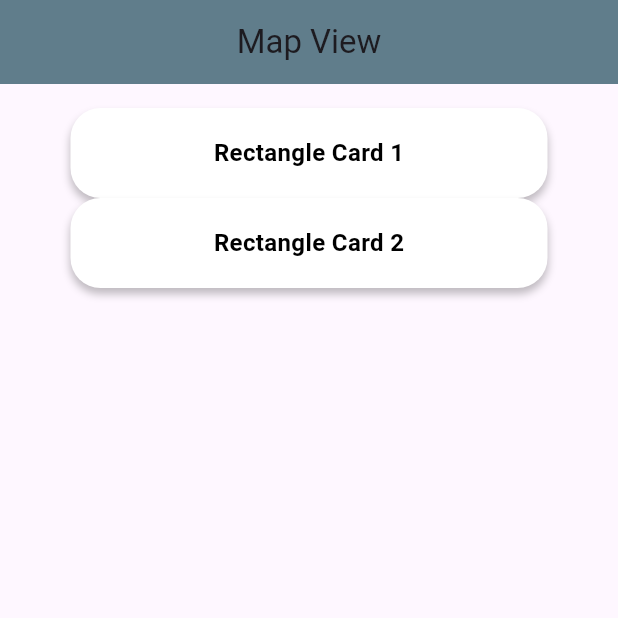
After one commit to SeneshFitzroy/SafeServe-PHI-Manager, a Flutter app: the MapViewPage screen opened directly, on a phone screen of 412 x 824 dp, the top half of it. The commit adds this screen. Run offline on Flutter 3.47's test engine with Material 3 defaults, Android fonts, the phone set to English and light mode, and no system bars; our stand-ins replace image_picker, material_design_icons_flutter.

Commit message:
feat(ui): Add RectangleCard widget with styled container and text for MapViewPage
- Implemented the RectangleCard widget to display styled rectangular cards.
- Added customizable 	itle property for dynamic text content.
- Applied consistent styling with rounded corners, shadow, and centered bold text.
- Integrated RectangleCard into MapViewPage with a ListView for better layout management.

This enhances the UI by providing reusable and visually appealing card components.

```diff
--- a/MobileApplication/safeServe/lib/main.dart
+++ b/MobileApplication/safeServe/lib/main.dart
@@ -10,7 +10,7 @@ void main() {
 }
 
 class SafeServeApp extends StatelessWidget {
-  const SafeServeApp({Key? key}) : super(key: key);
+  const SafeServeApp({super.key});
 
   @override
   Widget build(BuildContext context) {
@@ -56,7 +56,7 @@ class SafeServeApp extends StatelessWidget {
 // placeholder page for routes not yet implemented
 class PlaceholderPage extends StatelessWidget {
   final String title;
-  const PlaceholderPage({Key? key, required this.title}) : super(key: key);
+  const PlaceholderPage({super.key, required this.title});
 
   @override
   Widget build(BuildContext context) {
--- /dev/null
+++ b/MobileApplication/safeServe/lib/screens/map-view-page/map-view-page.dart
@@ -0,0 +1,78 @@
+import 'package:flutter/material.dart';
+
+void main() {
+  runApp(const SafeServeApp());
+}
+
+class SafeServeApp extends StatelessWidget {
+  const SafeServeApp({super.key});
+
+  @override
+  Widget build(BuildContext context) {
+    return MaterialApp(
+      theme: ThemeData.dark().copyWith(
+        scaffoldBackgroundColor: const Color.fromARGB(255, 18, 32, 47),
+      ),
+      home: const MapViewPage(),
+    );
+  }
+}
+
+class MapViewPage extends StatelessWidget {
+  const MapViewPage({super.key});
+
+  @override
+  Widget build(BuildContext context) {
+    return Scaffold(
+      appBar: AppBar(
+        title: const Text('Map View'),
+        centerTitle: true,
+        backgroundColor: Colors.blueGrey,
+      ),
+      body: ListView(
+        padding: const EdgeInsets.all(16.0),
+        children: const [
+          RectangleCard(title: 'Rectangle Card 1'),
+          RectangleCard(title: 'Rectangle Card 2'),
+        ],
+      ),
+    );
+  }
+}
+
+class RectangleCard extends StatelessWidget {
+  final String title;
+
+  const RectangleCard({super.key, required this.title});
+
+  @override
+  Widget build(BuildContext context) {
+    return Center(
+      child: Container(
+        width: 318,
+        height: 60,
+        decoration: BoxDecoration(
+          color: Colors.white,
+          borderRadius: BorderRadius.circular(20),
+          boxShadow: const [
+            BoxShadow(
+              color: Color(0x3F000000),
+              blurRadius: 4,
+              offset: Offset(0, 4),
+            ),
+          ],
+        ),
+        child: Center(
+          child: Text(
+            title,
+            style: const TextStyle(
+              color: Colors.black,
+              fontSize: 16,
+              fontWeight: FontWeight.bold,
+            ),
+          ),
+        ),
+      ),
+    );
+  }
+}
--- a/MobileApplication/safeServe/lib/screens/register_shop/screen_one/register_shop_screen_one.dart
+++ b/MobileApplication/safeServe/lib/screens/register_shop/screen_one/register_shop_screen_one.dart
@@ -1,6 +1,5 @@
 // lib/screens/register_shop/screen_one/register_shop_screen_one.dart
 import 'package:flutter/material.dart';
-import 'package:flutter/rendering.dart';
 import '../../../widgets/safe_serve_appbar.dart';
 import 'widgets/register_shop_header.dart';
 import 'widgets/form_text_field.dart';
@@ -12,8 +11,7 @@ import '../register_shop_form_data.dart';
 class RegisterShopScreenOne extends StatefulWidget {
   final RegisterShopFormData formData;
 
-  const RegisterShopScreenOne({Key? key, required this.formData})
-      : super(key: key);
+  const RegisterShopScreenOne({super.key, required this.formData});
 
   @override
   State<RegisterShopScreenOne> createState() => _RegisterShopScreenOneState();
--- a/MobileApplication/safeServe/lib/screens/register_shop/screen_one/widgets/form_text_field.dart
+++ b/MobileApplication/safeServe/lib/screens/register_shop/screen_one/widgets/form_text_field.dart
@@ -8,13 +8,13 @@ class FormTextField extends StatelessWidget {
   final ValueChanged<String> onChanged;
 
   const FormTextField({
-    Key? key,
+    super.key,
     required this.label,
     required this.isInvalid,
     required this.initialValue,
     required this.onChanged,
     this.inputType = TextInputType.text,
-  }) : super(key: key);
+  });
 
   @override
   Widget build(BuildContext context) {
--- a/MobileApplication/safeServe/lib/screens/register_shop/screen_one/widgets/licensed_year_field.dart
+++ b/MobileApplication/safeServe/lib/screens/register_shop/screen_one/widgets/licensed_year_field.dart
@@ -9,12 +9,12 @@ class LicensedYearField extends StatefulWidget {
   final ValueChanged<String> onDatePicked;
 
   const LicensedYearField({
-    Key? key,
+    super.key,
     required this.label,
     required this.isInvalid,
     required this.initialValue,
     required this.onDatePicked,
-  }) : super(key: key);
+  });
 
   @override
   State<LicensedYearField> createState() => _LicensedYearFieldState();
--- a/MobileApplication/safeServe/lib/screens/register_shop/screen_one/widgets/next_button.dart
+++ b/MobileApplication/safeServe/lib/screens/register_shop/screen_one/widgets/next_button.dart
@@ -4,7 +4,7 @@ import 'package:flutter/material.dart';
 class NextButton extends StatelessWidget {
   final VoidCallback onPressed;
 
-  const NextButton({Key? key, required this.onPressed}) : super(key: key);
+  const NextButton({super.key, required this.onPressed});
 
   @override
   Widget build(BuildContext context) {
--- a/MobileApplication/safeServe/lib/screens/register_shop/screen_one/widgets/register_shop_header.dart
+++ b/MobileApplication/safeServe/lib/screens/register_shop/screen_one/widgets/register_shop_header.dart
@@ -6,10 +6,10 @@ class RegisterShopHeader extends StatelessWidget {
   final VoidCallback onArrowPressed;
 
   const RegisterShopHeader({
-    Key? key,
+    super.key,
     required this.title,
     required this.onArrowPressed,
-  }) : super(key: key);
+  });
 
   @override
   Widget build(BuildContext context) {
--- a/MobileApplication/safeServe/lib/screens/register_shop/screen_one/widgets/trade_dropdown.dart
+++ b/MobileApplication/safeServe/lib/screens/register_shop/screen_one/widgets/trade_dropdown.dart
@@ -8,12 +8,12 @@ class TradeDropdown extends StatefulWidget {
   final ValueChanged<String> onChanged;
 
   const TradeDropdown({
-    Key? key,
+    super.key,
     required this.label,
     required this.isInvalid,
     required this.initialValue,
     required this.onChanged,
-  }) : super(key: key);
+  });
 
   @override
   State<TradeDropdown> createState() => _TradeDropdownState();
--- a/MobileApplication/safeServe/lib/screens/register_shop/screen_two/register_shop_screen_two.dart
+++ b/MobileApplication/safeServe/lib/screens/register_shop/screen_two/register_shop_screen_two.dart
@@ -1,5 +1,4 @@
 // lib/screens/register_shop/screen_two/register_shop_screen_two.dart
-import 'dart:io';
 import 'package:flutter/material.dart';
 import 'package:image_picker/image_picker.dart';
 import '../../../widgets/safe_serve_appbar.dart';
@@ -11,7 +10,7 @@ import '../register_shop_form_data.dart';
 class RegisterShopScreenTwo extends StatefulWidget {
   final RegisterShopFormData formData;
 
-  const RegisterShopScreenTwo({Key? key, required this.formData}) : super(key: key);
+  const RegisterShopScreenTwo({super.key, required this.formData});
 
   @override
   State<RegisterShopScreenTwo> createState() => _RegisterShopScreenTwoState();
--- a/MobileApplication/safeServe/lib/screens/register_shop/screen_two/widgets/bottom_buttons.dart
+++ b/MobileApplication/safeServe/lib/screens/register_shop/screen_two/widgets/bottom_buttons.dart
@@ -6,10 +6,10 @@ class BottomButtons extends StatelessWidget {
   final VoidCallback onSubmit;
 
   const BottomButtons({
-    Key? key,
+    super.key,
     required this.onPrevious,
     required this.onSubmit,
-  }) : super(key: key);
+  });
 
   @override
   Widget build(BuildContext context) {
--- a/MobileApplication/safeServe/lib/screens/register_shop/screen_two/widgets/photo_header.dart
+++ b/MobileApplication/safeServe/lib/screens/register_shop/screen_two/widgets/photo_header.dart
@@ -6,10 +6,10 @@ class PhotoHeader extends StatelessWidget {
   final VoidCallback onArrowPressed;
 
   const PhotoHeader({
-    Key? key,
+    super.key,
     required this.title,
     required this.onArrowPressed,
-  }) : super(key: key);
+  });
 
   @override
   Widget build(BuildContext context) {
--- a/MobileApplication/safeServe/lib/screens/register_shop/screen_two/widgets/photo_preview.dart
+++ b/MobileApplication/safeServe/lib/screens/register_shop/screen_two/widgets/photo_preview.dart
@@ -8,11 +8,11 @@ class PhotoPreview extends StatelessWidget {
   final VoidCallback onTap;
 
   const PhotoPreview({
-    Key? key,
+    super.key,
     required this.photoPath,
     required this.isMissing,
     required this.onTap,
-  }) : super(key: key);
+  });
 
   @override
   Widget build(BuildContext context) {
--- a/MobileApplication/safeServe/lib/screens/shop_detail/shop_detail_screen.dart
+++ b/MobileApplication/safeServe/lib/screens/shop_detail/shop_detail_screen.dart
@@ -12,7 +12,7 @@ import 'widgets/inspection_history.dart';
 class ShopDetailScreen extends StatefulWidget {
   final String shopId;
 
-  const ShopDetailScreen({Key? key, required this.shopId}) : super(key: key);
+  const ShopDetailScreen({super.key, required this.shopId});
 
   @override
   State<ShopDetailScreen> createState() => _ShopDetailScreenState();
```
Also changed, not shown: MobileApplication/safeServe/pubspec.lock, 126 other files.
